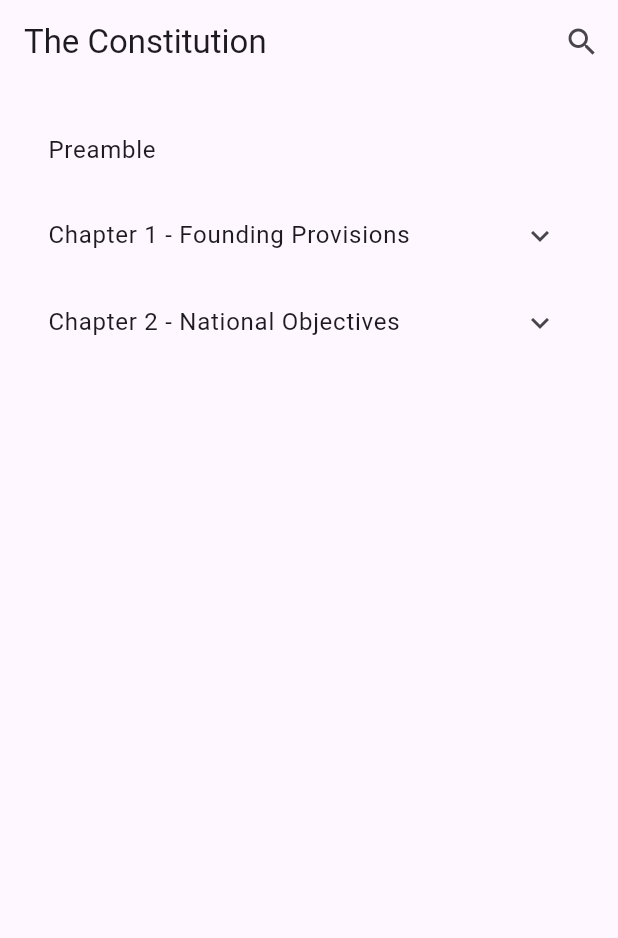
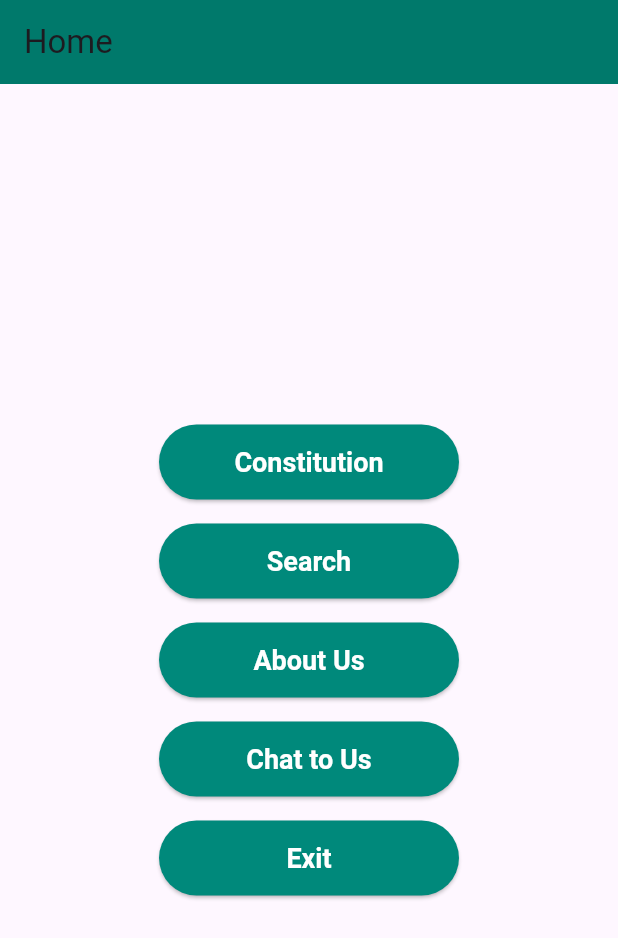
Before and after one commit to thanatoscries/conapp_claude, a Flutter app: the screen it shows after launch, on a phone screen of 412 x 824 dp. Shown: the top 938 px of the screen. Run offline on Flutter 3.47's test engine with Material 3 defaults, Android fonts, the phone set to English and light mode, and no system bars.

Commit message:
Added beautification to the app

```diff
--- a/lib/content/all_chapters.dart
+++ b/lib/content/all_chapters.dart
@@ -1,5 +1,5 @@
 // content/all_chapters.dart
-import 'chapter_model.dart';
+import '../chapter_model.dart';
 import 'chapter1.dart';
 import 'chapter2.dart';
 
--- a/lib/content/chapter1.dart
+++ b/lib/content/chapter1.dart
@@ -1,5 +1,5 @@
 // content/chapter1.dart
-import 'chapter_model.dart';
+import '../chapter_model.dart';
 
 final Chapter chapter1 = Chapter(
   title: 'Chapter 1 - Founding Provisions',
@@ -8,7 +8,7 @@ final Chapter chapter1 = Chapter(
       'title': '1 The Republic',
       'route': '/chapter1/section1',
       'content': '''
-Lorem ipsum dolor sit amet, consectetur adipiscing elit. Sed do eiusmod tempor incididunt ut labore et dolore magna aliqua.
+Zimbabwe is a unitary, democratic and sovereign republic.
 '''
     },
     {
--- a/lib/content/chapter2.dart
+++ b/lib/content/chapter2.dart
@@ -1,5 +1,5 @@
 // content/chapter2.dart
-import 'chapter_model.dart';
+import '../chapter_model.dart';
 
 final Chapter chapter2 = Chapter(
   title: 'Chapter 2 - National Objectives',
--- a/lib/content/preamble.dart
+++ b/lib/content/preamble.dart
@@ -1,4 +1,17 @@
 // content/preamble.dart
 const String preambleText = '''
-Lorem ipsum dolor sit amet, consectetur adipiscing elit. Sed do eiusmod tempor incididunt ut labore et dolore magna aliqua. Ut enim ad minim veniam, quis nostrud exercitation ullamco laboris nisi ut aliquip ex ea commodo consequat.
+We the people of Zimbabwe,
+United in our diversity by our common desire for freedom, justice and equality, and our heroic resistance to colonialism, racism and all forms of domination and oppression,
+Exalting and extolling the brave men and women who sacrificed their lives during the Chimurenga / Umvukela and national liberation struggles,
+Honouring our forebears and compatriots who toiled for the progress of our country,
+Recognising the need to entrench democracy, good, transparent and accountable governance and the rule of law,
+Reaffirming our commitment to upholding and defending fundamental human rights and freedoms,
+Acknowledging the richness of our natural resources,
+Celebrating the vibrancy of our traditions and cultures,
+Determined to overcome all challenges and obstacles that impede our progress,
+Cherishing freedom, equality, peace, justice, tolerance, prosperity and patriotism in search of new frontiers under a common destiny,
+Acknowledging the supremacy of Almighty God, in whose hands our future lies,
+Resolve by the tenets of this Constitution to commit ourselves to build a united, just and prosperous nation, founded on values of transparency, equality, freedom, fairness, honesty and the dignity of hard work,
+And, imploring the guidance and support of Almighty God, hereby make this Constitution and commit ourselves to it as the fundamental law of our beloved land.
+
 ''';
--- a/lib/home_page.dart
+++ b/lib/home_page.dart
@@ -1,48 +1,94 @@
 import 'package:flutter/material.dart';
-import 'content/all_chapters.dart';
-import 'search_page.dart';
+import 'package:flutter/services.dart';
+import 'dart:io';
 
 class HomePage extends StatelessWidget {
-  const HomePage({Key? key}) : super(key: key);
+  final Map<String, Map<String, List<String>>> constitution;
+
+  const HomePage({Key? key, required this.constitution}) : super(key: key);
 
   @override
   Widget build(BuildContext context) {
     return Scaffold(
       appBar: AppBar(
-        title: const Text('The Constitution'),
-        actions: [
-          IconButton(
-            icon: const Icon(Icons.search),
-            onPressed: () {
-              Navigator.push(
-                context,
-                MaterialPageRoute(builder: (context) => const SearchPage()),
-              );
-            },
-          ),
-        ],
+        title: const Text('Home'),
+        backgroundColor: Colors.teal[700],
       ),
-      body: ListView(
-        padding: const EdgeInsets.all(16.0),
-        children: [
-          ListTile(
-            title: const Text('Preamble'),
-            onTap: () => Navigator.pushNamed(context, '/preamble'),
-          ),
-          ...allChapters
-              .map((chapter) => ExpansionTile(
-                    title: Text(chapter.title),
-                    children: chapter.sections.map((section) {
-                      return ListTile(
-                        title: Text(section['title']!),
-                        onTap: () =>
-                            Navigator.pushNamed(context, section['route']!),
-                      );
-                    }).toList(),
-                  ))
-              .toList(),
-        ],
+      body: Center(
+        child: Column(
+          mainAxisAlignment: MainAxisAlignment.center,
+          children: [
+            CustomButton(
+              text: 'Constitution',
+              onPressed: () {
+                Navigator.pushNamed(context, '/constitution');
+              },
+            ),
+            CustomButton(
+              text: 'Search',
+              onPressed: () {
+                Navigator.pushNamed(context, '/search');
+              },
+            ),
+            CustomButton(
+              text: 'About Us',
+              onPressed: () {
+                Navigator.pushNamed(context, '/about');
+              },
+            ),
+            CustomButton(
+              text: 'Chat to Us',
+              onPressed: () {
+                Navigator.pushNamed(context, '/chat');
+              },
+            ),
+            CustomButton(
+              text: 'Exit',
+              onPressed: () {
+                if (Platform.isIOS) {
+                  exit(0);
+                } else {
+                  SystemNavigator.pop();
+                }
+              },
+            ),
+          ],
+        ),
       ),
     );
   }
 }
+
+//import 'package:flutter/material.dart';
+
+class CustomButton extends StatelessWidget {
+  final String text;
+  final VoidCallback onPressed;
+
+  const CustomButton({Key? key, required this.text, required this.onPressed})
+      : super(key: key);
+
+  @override
+  Widget build(BuildContext context) {
+    return Padding(
+      padding: const EdgeInsets.symmetric(vertical: 8.0, horizontal: 16.0),
+      child: ElevatedButton(
+        style: ElevatedButton.styleFrom(
+          foregroundColor: Colors.white, // Text color
+          backgroundColor: Colors.teal[600], // Button color
+          minimumSize: const Size(200, 50), // Button size
+          padding: const EdgeInsets.symmetric(vertical: 12.0, horizontal: 24.0),
+          textStyle: const TextStyle(
+            fontSize: 18.0,
+            fontWeight: FontWeight.bold,
+          ),
+          shape: RoundedRectangleBorder(
+            borderRadius: BorderRadius.circular(30.0),
+          ),
+        ),
+        onPressed: onPressed,
+        child: Text(text),
+      ),
+    );
+  }
+}
--- a/lib/main.dart
+++ b/lib/main.dart
@@ -1,9 +1,15 @@
 import 'package:flutter/material.dart';
+import 'package:flutter/services.dart';
+import 'dart:io';
 import 'content/preamble.dart';
 import 'content/all_chapters.dart';
-import 'content/chapter_model.dart';
+import 'chapter_model.dart';
 import 'home_page.dart';
 import 'text_page.dart';
+import 'search_page.dart';
+import 'about_page.dart';
+import 'chat_page.dart';
+import 'constitution_page.dart'; // Added import for ConstitutionPage
 
 void main() {
   runApp(const MyApp());
@@ -14,13 +20,22 @@ class MyApp extends StatelessWidget {
 
   @override
   Widget build(BuildContext context) {
+    final Map<String, Map<String, List<String>>> constitution = {
+      // Your constitution data here
+    };
+
     return MaterialApp(
+      debugShowCheckedModeBanner: false,
       title: 'Constitution of Zimbabwe',
       theme: ThemeData(
         primarySwatch: Colors.teal,
       ),
+      home: HomePage(constitution: constitution),
       routes: {
-        '/': (context) => const HomePage(),
+        '/constitution': (context) => ConstitutionPage(),
+        '/search': (context) => const SearchPage(),
+        '/about': (context) => const AboutPage(),
+        '/chat': (context) => const ChatPage(),
         '/preamble': (context) =>
             const TextPage(title: 'Preamble', content: preambleText),
         ...generateRoutesFromChapters(allChapters),
```
Also changed, not shown: lib/about_page.dart (added, +18 -0 lines), lib/chat_page.dart (added, +18 -0 lines), lib/constitution_page.dart (added, +36 -0 lines), lib/chapter_model.dart (renamed from lib/content/chapter_model.dart).
